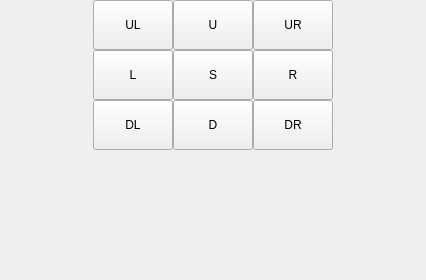
First picture: the form in ptz-controls.ui, repository glikely/obs-ptz, before the edit.
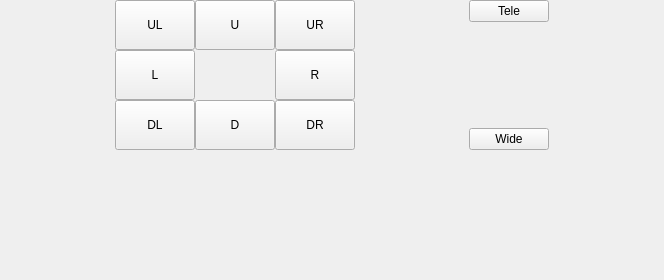
Second picture: the form after the edit.

Commit message:
Enable pan, tilt and zoom functions
First commit to enable useful controls. With this commit the PTZ buttons
will control a single camera. Clicking on a button will start it moving.
Releasing it will cause it to stop.

Diff of the .ui file:
```diff
--- a/ptz-controls.ui
+++ b/ptz-controls.ui
@@ -6,7 +6,7 @@
    <rect>
     <x>0</x>
     <y>0</y>
-    <width>426</width>
+    <width>664</width>
     <height>280</height>
    </rect>
   </property>
@@ -132,19 +132,6 @@
             </property>
            </widget>
           </item>
-          <item row="1" column="1">
-           <widget class="QPushButton" name="panTiltButton_stop">
-            <property name="minimumSize">
-             <size>
-              <width>50</width>
-              <height>50</height>
-             </size>
-            </property>
-            <property name="text">
-             <string>S</string>
-            </property>
-           </widget>
-          </item>
           <item row="1" column="2">
            <widget class="QPushButton" name="panTiltButton_right">
             <property name="minimumSize">
@@ -205,6 +192,50 @@
           </property>
          </spacer>
         </item>
+        <item>
+         <layout class="QVBoxLayout" name="verticalLayout_2">
+          <item>
+           <widget class="QPushButton" name="zoomButton_tele">
+            <property name="text">
+             <string>Tele</string>
+            </property>
+           </widget>
+          </item>
+          <item>
+           <spacer name="verticalSpacer_2">
+            <property name="orientation">
+             <enum>Qt::Vertical</enum>
+            </property>
+            <property name="sizeHint" stdset="0">
+             <size>
+              <width>20</width>
+              <height>40</height>
+             </size>
+            </property>
+           </spacer>
+          </item>
+          <item>
+           <widget class="QPushButton" name="zoomButton_wide">
+            <property name="text">
+             <string>Wide</string>
+            </property>
+           </widget>
+          </item>
+         </layout>
+        </item>
+        <item>
+         <spacer name="horizontalSpacer_3">
+          <property name="orientation">
+           <enum>Qt::Horizontal</enum>
+          </property>
+          <property name="sizeHint" stdset="0">
+           <size>
+            <width>40</width>
+            <height>20</height>
+           </size>
+          </property>
+         </spacer>
+        </item>
        </layout>
       </item>
       <item>
```
The commit also changes 2 other files.
